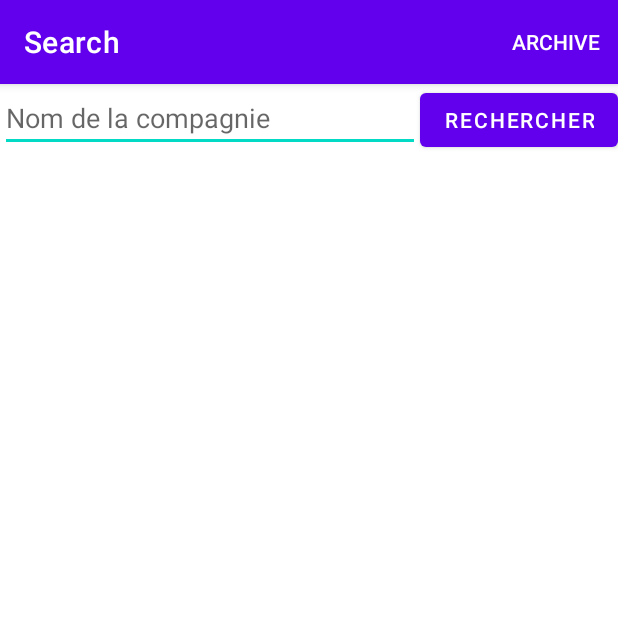
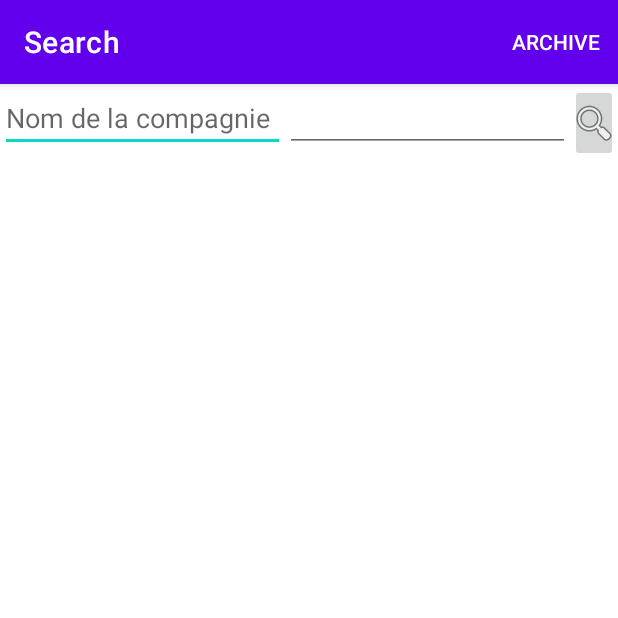
Before and after one commit to Remidelaporte/SearchCompany, an Android app: the screen it shows after launch (MainActivity), on a phone screen of 412 x 824 dp, the top half of it. Run offline under Robolectric (Android 15) with nearby library versions, the phone set to English and light mode, and no system bars; our stand-ins replace Room's generated code.

```diff
--- a/app/src/main/java/fr/esimed/searchcompany/MainActivity.kt
+++ b/app/src/main/java/fr/esimed/searchcompany/MainActivity.kt
@@ -6,10 +6,7 @@ import androidx.appcompat.app.AppCompatActivity
 import android.os.Bundle
 import android.view.Menu
 import android.view.MenuItem
-import android.widget.ArrayAdapter
-import android.widget.Button
-import android.widget.EditText
-import android.widget.ListView
+import android.widget.*
 import fr.esimed.searchcompany.data.SCDatabase
 import fr.esimed.searchcompany.data.model.Company
 import java.text.SimpleDateFormat
@@ -21,7 +18,7 @@ class MainActivity : AppCompatActivity() {
         val db= SCDatabase.getDatabase(this@MainActivity)
         db.seed()
         setContentView(R.layout.activity_main)
-        findViewById<Button>(R.id.BTsearch).setOnClickListener {
+        findViewById<ImageButton>(R.id.BTsearch).setOnClickListener {
             QueryTask().execute()
         }
         val listView=findViewById<ListView>(R.id.LVcompanyList)
@@ -78,7 +75,7 @@ class MainActivity : AppCompatActivity() {
         val companyDAO=db.companyDAO()
         val kcsdao=db.kcsDAO()
         override fun doInBackground(vararg params: Void?): Boolean {
-            idSearch=searchservice.getCompagny(findViewById<EditText>(R.id.ETsearchName).text.toString())
+            idSearch=searchservice.getCompagny(findViewById<EditText>(R.id.ETsearchName).text.toString(),findViewById<EditText>(R.id.ETcode).text.toString())
             return true
         }
 
--- a/app/src/main/java/fr/esimed/searchcompany/data/SCDatabase.kt
+++ b/app/src/main/java/fr/esimed/searchcompany/data/SCDatabase.kt
@@ -24,8 +24,8 @@ abstract class SCDatabase: RoomDatabase() {
             searchDao.insert(Search(null,"je suis un test","test.com","2021/01/24" ))
             searchDao.insert(Search(null,"je suis un second test","test.com","2021/01/24"))
             val companyDao=companyDAO()
-            companyDao.insert(Company(null,"company1",84,"chezmoi","rien faire","245210","2021/01/24"))
-            companyDao.insert(Company(null,"company1",84,"chezmoi","rien faire","245212","2021/01/24"))
+            companyDao.insert(Company(null,"company1","84","chezmoi","rien faire","245210","2021/01/24"))
+            companyDao.insert(Company(null,"company1","84","chezmoi","rien faire","245212","2021/01/24"))
             val KCSDao=kcsDAO()
             KCSDao.insert(KeyCompanySearch(1.toLong(),2.toLong()))
             KCSDao.insert(KeyCompanySearch(2.toLong(),1.toLong()))
--- a/app/src/main/java/fr/esimed/searchcompany/data/model/Company.kt
+++ b/app/src/main/java/fr/esimed/searchcompany/data/model/Company.kt
@@ -7,7 +7,7 @@ import java.io.Serializable
 @Entity(indices=[Index(value = ["id"],unique = true)])
 class Company(@PrimaryKey(autoGenerate = true)var id:Long?,
               var libelle:String,
-              var depart:Int,
+              var depart:String,
               var adress:String,
               var activity:String,
               var siret:String,
--- a/app/src/main/res/layout/activity_main.xml
+++ b/app/src/main/res/layout/activity_main.xml
@@ -21,11 +21,21 @@
             android:hint="@string/ETsearchhint"
             android:inputType="textPersonName" />
 
-        <Button
+        <EditText
+            android:id="@+id/ETcode"
+            android:layout_width="wrap_content"
+            android:layout_height="wrap_content"
+            android:layout_weight="1"
+            android:ems="10"
+            android:inputType="text" />
+
+        <ImageButton
             android:id="@+id/BTsearch"
             android:layout_width="wrap_content"
             android:layout_height="wrap_content"
-            android:text="@string/BTsearch" />
+            android:layout_weight="1"
+            app:srcCompat="@android:drawable/ic_menu_search" />
+
 
     </LinearLayout>
 
```
Also changed, not shown: app/src/main/java/fr/esimed/searchcompany/SearchService.kt (+60 -21 lines).
